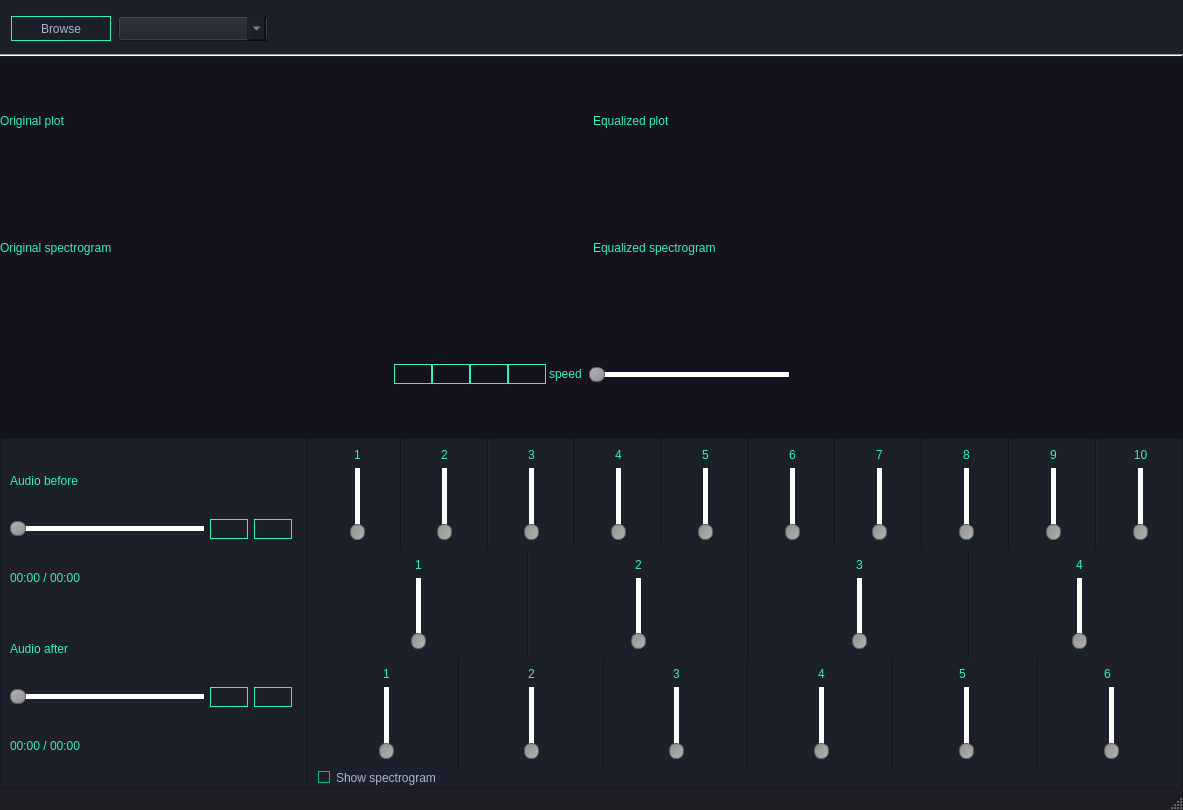
Above: main_window.ui from Ibrahim-Fateen/Signals-EQ before the change. Below: the same form after it.
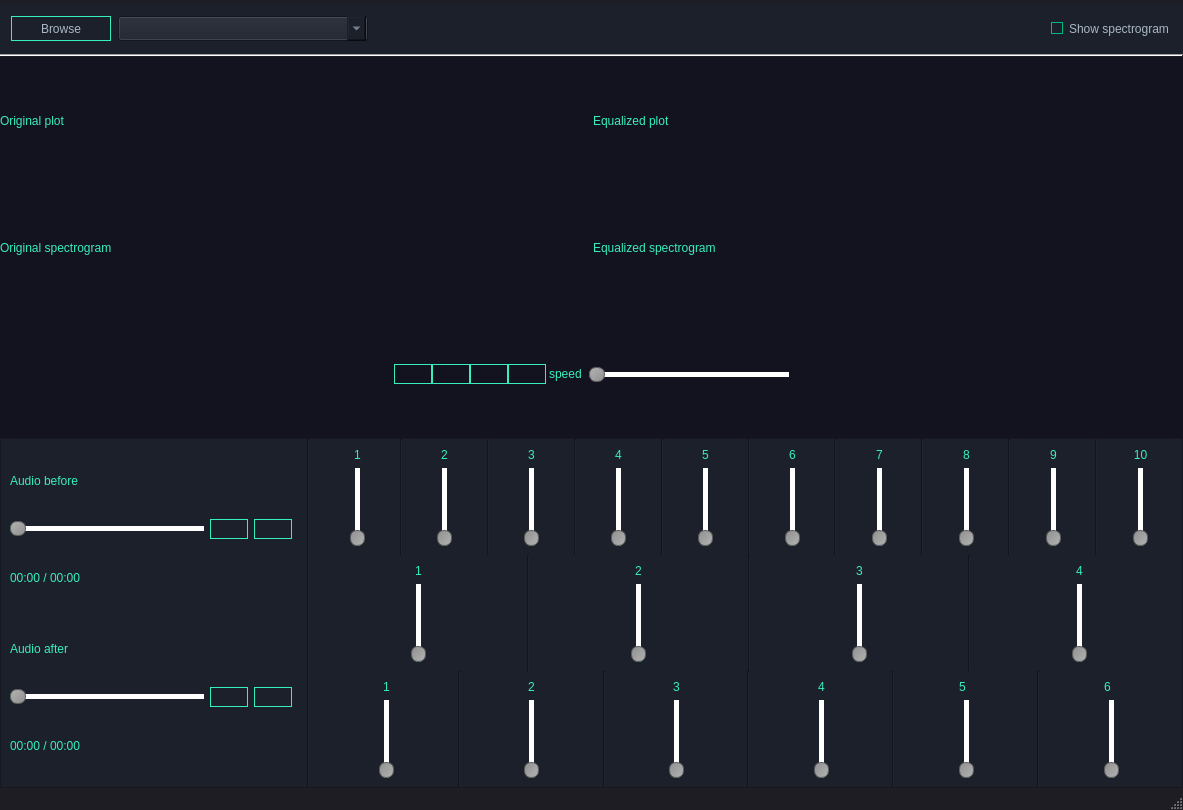
That is the form after the change. Icons and pictures are not drawn.

Commit message: Fixed layout of spectrogram to fully appear

Diff of the .ui file:
```diff
--- a/main_window.ui
+++ b/main_window.ui
@@ -510,7 +510,7 @@
         <widget class="QComboBox" name="modes_combo">
          <property name="minimumSize">
           <size>
-           <width>150</width>
+           <width>250</width>
            <height>25</height>
           </size>
          </property>
@@ -529,6 +529,19 @@
          </property>
         </spacer>
        </item>
+       <item>
+        <widget class="QCheckBox" name="spectrogram_checkbox">
+         <property name="maximumSize">
+          <size>
+           <width>150</width>
+           <height>16777215</height>
+          </size>
+         </property>
+         <property name="text">
+          <string>Show spectrogram</string>
+         </property>
+        </widget>
+       </item>
       </layout>
      </widget>
     </item>
@@ -2151,19 +2164,6 @@
             </layout>
            </widget>
           </item>
-          <item>
-           <widget class="QCheckBox" name="spectrogram_checkbox">
-            <property name="maximumSize">
-             <size>
-              <width>150</width>
-              <height>16777215</height>
-             </size>
-            </property>
-            <property name="text">
-             <string>Show spectrogram</string>
-            </property>
-           </widget>
-          </item>
          </layout>
         </widget>
        </item>
```
Left out of the diff: 6 changed lines with no effect on the pictures. The commit also changes 2 other files.
